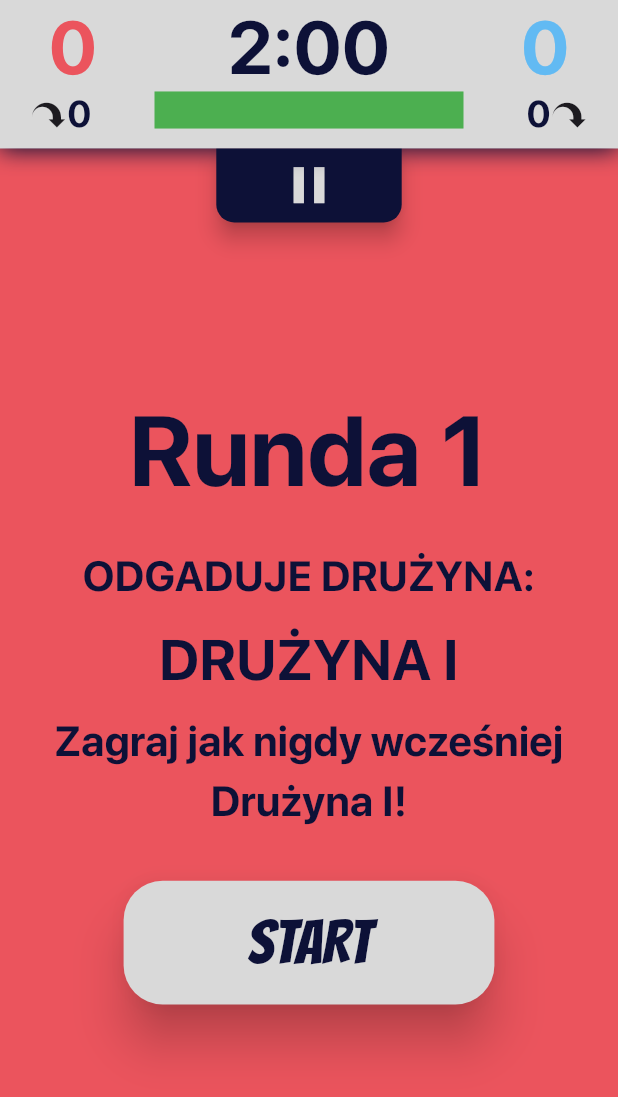
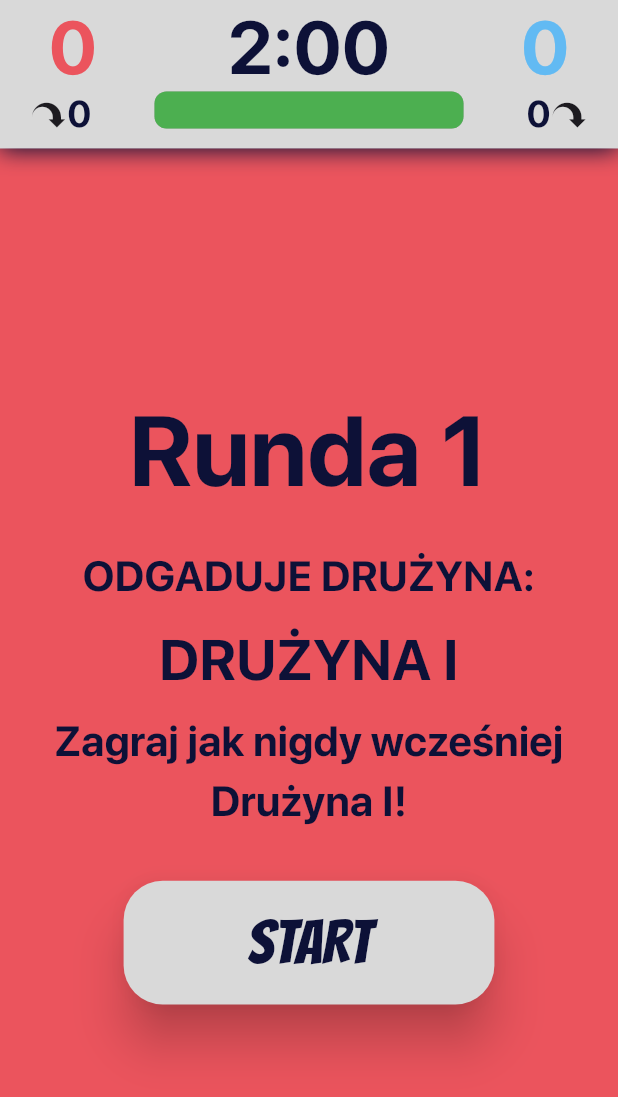
Before and after one commit to AlexanderRavenscroft/talk_but_carefully_app, a Flutter app: the GameScreen screen opened directly, on a phone screen of 412 x 824 dp. Shown: the top 1097 px of the screen. Run offline on Flutter 3.47's test engine with Material 3 defaults, Android fonts, the phone set to English and light mode, and no system bars; our stand-ins replace audioplayers, device_preview, flutter_svg, package_info_plus, shared_preferences; accounts and stored records are empty.

```diff
--- a/lib/presentation/game/game_screen.dart
+++ b/lib/presentation/game/game_screen.dart
@@ -17,15 +17,13 @@ class GameScreen extends StatelessWidget {
   Widget build(BuildContext context) {
     return PopScope(
       canPop: false,
-      child: Scaffold(
+      child: Consumer<GameToggleProvider>(
+        builder: (context, gameToggleProvider, child) {
+          return Scaffold(
             // APPBAR
             appBar: PreferredSize(
               preferredSize: Size.fromHeight(MediaQuery.of(context).size.height * 0.12),
-          child: Consumer<GameToggleProvider>(
-            builder: (context, gameToggleProvider, child) {
-              return GameAppBar();
-            },
-          ),
+              child: GameAppBar(),
             ),
 
             // BODY
@@ -33,13 +31,10 @@ class GameScreen extends StatelessWidget {
               alignment: Alignment.topCenter,
               children: [
                 // Background
-            Consumer<GameToggleProvider>(
-              builder: (context, gameToggleProvider, child) {
-                return TeamBackground();
-              },
-            ),
+                TeamBackground(),
 
                 // Pause Button
+                if (currentScreen == Screen.question)
                   Positioned(
                     child: PauseButton(),
                   ),
@@ -49,30 +44,28 @@ class GameScreen extends StatelessWidget {
                   builder: (context, gamePauseProvider, child) {
                     return gamePauseProvider.isPaused
                         ? PauseScreen()
-                    : Consumer<GameToggleProvider>(
-                        builder: (context, gameToggleProvider, child) {
-                          return Center(
+                        : Center(
                             child: Column(
                               mainAxisAlignment: MainAxisAlignment.center,
                               crossAxisAlignment: CrossAxisAlignment.center,
                               children: [
                                 // Player Encounter or Question Screen
-                                (currentScreen == Screen.encounter)
-                                    ? PlayerEncounterText()
-                                    : isLoading
-                                        ? DataLoadingIndicator()
-                                        : QuestionScreen(),
+                                if (currentScreen == Screen.encounter)
+                                  PlayerEncounterText()
+                                else if (isLoading)
+                                  DataLoadingIndicator()
+                                else
+                                  QuestionScreen(),
 
                                 SizedBox(height: MediaQuery.of(context).size.height * 0.04),
 
                                 // Round Start Button
-                                (currentScreen == Screen.encounter)
-                                    ? RoundStartButton()
-                                    : SizedBox.shrink(),
+                                if (currentScreen == Screen.encounter)
+                                  RoundStartButton(),
 
                                 // Points and Skips Buttons
-                                (currentScreen == Screen.question)
-                                    ? Row(
+                                if (currentScreen == Screen.question)
+                                  Row(
                                     mainAxisAlignment: MainAxisAlignment.spaceEvenly,
                                     children: [
                                       // Remove Points Button
@@ -125,39 +118,16 @@ class GameScreen extends StatelessWidget {
                                         iconColor: AppColors.notificationColor,
                                       ),
                                     ],
-                                      )
-                                    : SizedBox.shrink(),
+                                  ),
                               ],
                             ),
                           );
                   },
-                      );
-              },
-            ),
-
-            // TYMCZASOWY KEBAB
-            Positioned(
-              bottom: MediaQuery.of(context).size.height * 0.02,
-              left: MediaQuery.of(context).size.width * 0.35,
-              child: Consumer<GameToggleProvider>(
-                builder: (context, gameToggleProvider, child) {
-                  return (currentScreen == Screen.question)
-                      ? ElevatedButton(
-                          onPressed: () async {
-                            await fetchData();
-                            nextScreen();
-                            if (context.mounted) {
-                              Provider.of<GameToggleProvider>(context, listen: false).toggleTurns();
-                            }
-                          },
-                          child: Icon(Icons.kebab_dining, size: 60),
-                        )
-                      : SizedBox.shrink();
-                },
-              ),
                 ),
               ],
             ),
+          );
+        },
       ),
     );
   }
--- a/lib/presentation/game/game_screen_widgets.dart
+++ b/lib/presentation/game/game_screen_widgets.dart
@@ -168,11 +168,12 @@ class TimerWidgetState extends State<TimerWidget> {
   void didChangeDependencies() {
     super.didChangeDependencies();
     _timerProvider = Provider.of<TimerProvider>(context, listen: false);
+
   }
 
   @override
   void dispose() {
-    _timerProvider.cancelTimer(); // Use stored reference to cancel the timer
+    _timerProvider.stopTimer(reset: true); // Use stored reference to cancel the timer
     super.dispose();
   }
 
@@ -205,12 +206,19 @@ class ProgressBarWidget extends StatefulWidget {
 class _ProgressBarWidgetState extends State<ProgressBarWidget> {
   @override
   Widget build(BuildContext context) {
-    return SizedBox(
-      height: MediaQuery.of(context).size.height * 0.03,
-      width: MediaQuery.of(context).size.width * 0.5,
-      child: Container(
-        color: AppColors.notificationColor,
-      ),
+    return Consumer<TimerProvider>(
+      builder: (context, timerProvider, child) {
+        return SizedBox(
+          height: MediaQuery.of(context).size.height * 0.03,
+          width: MediaQuery.of(context).size.width * 0.5,
+          child: LinearProgressIndicator(
+            backgroundColor: AppColors.shadowColor,
+            color: AppColors.notificationColor,
+            value: timerProvider.timeLeft / GameSettings.aviableTime,
+            borderRadius: BorderRadius.all(Radius.circular(8)),
+          )
+        );
+      }
     );
   }
 }
@@ -338,10 +346,10 @@ class QuestionScreenState extends State<QuestionScreen> {
                 left: MediaQuery.of(context).size.width * 0.6,
                 child: Icon(
                   difficulty == 'łatwe'
-                      ? AppIcons.tagFaces
+                      ? AppIcons.easyDiff
                       : difficulty == 'średnie'
-                          ? AppIcons.sentimentNeutral
-                          : AppIcons.skull,
+                          ? AppIcons.mediumDiff
+                          : AppIcons.hardDiff,
                   size: MediaQuery.of(context).size.height * 0.06,
                   color: AppColors.secondTextColor,
                 ),
@@ -383,6 +391,7 @@ class RoundStartButton extends StatelessWidget {
         await fetchData();
         nextScreen();
         if (context.mounted) {
+          Provider.of<TimerProvider>(context, listen: false).setTimeLeft(GameSettings.aviableTime);
           Provider.of<TimerProvider>(context, listen: false).startTimer();
           Provider.of<GameToggleProvider>(context, listen: false).toggleTurns();
         }
--- a/lib/services/audio_service.dart
+++ b/lib/services/audio_service.dart
@@ -13,7 +13,7 @@ class GameSounds{
   static const String skipAnswerSound = "sounds/skip-answer.mp3";
   static const String correctAnswerSound = "sounds/correct-answer.mp3";
 
-  static const String timerTickingSound = "sounds/timer-ticking.mp3";
+  static const String roundOver = "sounds/end-of-round.mp3";
 
   static const String winningSound = "sounds/winning.mp3";
   static const String victoryHornSound = "sounds/horn.mp3";
@@ -21,7 +21,7 @@ class GameSounds{
 
 class AudioService {
   final AudioPlayer _audioPlayer = AudioPlayer();
-  final Duration _spamPreventionDelay = Duration(milliseconds: 300); // Adjust the delay duration here 200
+  final Duration _spamPreventionDelay = Duration(milliseconds: 100); // Adjust the delay duration here 200
   DateTime? _lastPlayTime; // Tracks the last play time
 
   // Centralized method to play audio only if soundToggled is true
--- a/lib/themes/themes.dart
+++ b/lib/themes/themes.dart
@@ -69,26 +69,33 @@ class AppIcons {
   static const _kFontFam = 'MyFlutterApp';
   static const String? _kFontPkg = null;
 
+  // Game Icons
   static const IconData ok = IconData(0xe800, fontFamily: _kFontFam, fontPackage: _kFontPkg);
   static const IconData cancel = IconData(0xe801, fontFamily: _kFontFam, fontPackage: _kFontPkg);
   static const IconData arrowCurved = IconData(0xe802, fontFamily: _kFontFam, fontPackage: _kFontPkg);
+  static const IconData arrowsCcw = IconData(0xe804, fontFamily: _kFontFam, fontPackage: _kFontPkg);
+  static const IconData pause = IconData(0xe806, fontFamily: _kFontFam, fontPackage: _kFontPkg);
+  static const IconData play = Icons.play_arrow;
+
+  // Main Menu Icons
+  static const IconData gamepad = IconData(0xf11b, fontFamily: _kFontFam, fontPackage: _kFontPkg);
+  static const IconData docText = IconData(0xe805, fontFamily: _kFontFam, fontPackage: _kFontPkg);
   static const IconData settings = IconData(0xe803, fontFamily: _kFontFam, fontPackage: _kFontPkg);
-  static const IconData arrowsCcw = IconData(0xe804, fontFamily: _kFontFam, fontPackage: _kFontPkg);
-  static const IconData docText = IconData(0xe805, fontFamily: _kFontFam, fontPackage: _kFontPkg);
-  static const IconData pause = IconData(0xe806, fontFamily: _kFontFam, fontPackage: _kFontPkg);
-  static const IconData tagFaces = IconData(0xe807, fontFamily: _kFontFam, fontPackage: _kFontPkg);
-  static const IconData sentimentNeutral = IconData(0xe808, fontFamily: _kFontFam, fontPackage: _kFontPkg);
+  static const IconData soundON = Icons.volume_up;
+  static const IconData soundOFF = Icons.volume_off;
+  static const IconData hood = IconData(0xea03, fontFamily: _kFontFam, fontPackage: _kFontPkg);
+  static const IconData question = Icons.help_outline_sharp;
+
+  // Other screens Icons
   static const IconData arrowForward = IconData(0xe809, fontFamily: _kFontFam, fontPackage: _kFontPkg);
   static const IconData arrowBack = IconData(0xe80a, fontFamily: _kFontFam, fontPackage: _kFontPkg);
   static const IconData personAdd = IconData(0xe80b, fontFamily: _kFontFam, fontPackage: _kFontPkg);
-  static const IconData hood = IconData(0xea03, fontFamily: _kFontFam, fontPackage: _kFontPkg);
-  static const IconData hornCall = IconData(0xea04, fontFamily: _kFontFam, fontPackage: _kFontPkg);
-  static const IconData gamepad = IconData(0xf11b, fontFamily: _kFontFam, fontPackage: _kFontPkg);
-  static const IconData skull = IconData(0xf54c, fontFamily: _kFontFam, fontPackage: _kFontPkg);
-  static const IconData soundON = Icons.volume_up;
-  static const IconData soundOFF = Icons.volume_off;
-  static const IconData play = Icons.play_arrow;
   static const IconData alreadyTaken = Icons.do_disturb;
   static const IconData remove = Icons.cancel;
-  static const IconData question = Icons.help_outline_sharp;
+  static const IconData hornCall = IconData(0xea04, fontFamily: _kFontFam, fontPackage: _kFontPkg);
+
+  // Difficulty Icons
+  static const IconData easyDiff = IconData(0xe807, fontFamily: _kFontFam, fontPackage: _kFontPkg);
+  static const IconData mediumDiff = IconData(0xe808, fontFamily: _kFontFam, fontPackage: _kFontPkg);
+  static const IconData hardDiff = Icons.sentiment_dissatisfied_outlined;
 }
--- a/pubspec.yaml
+++ b/pubspec.yaml
@@ -71,7 +71,7 @@ flutter:
     - assets/sounds/skip-answer.mp3
     - assets/sounds/option-switch.mp3
 
-    - assets/sounds/timer-ticking.mp3
+    - assets/sounds/end-of-round.mp3
 
     - assets/sounds/winning.mp3
     - assets/sounds/horn.mp3
```
Also changed, not shown: lib/core/provider.dart (+18 -5 lines), lib/presentation/game/game_results_screen_widgets.dart (+35 -2 lines), lib/presentation/game/pause_screen.dart (+9 -8 lines), assets/images/game-guide-pl.png, 2 other files. Lines whose indentation alone changed are shown as unchanged.
